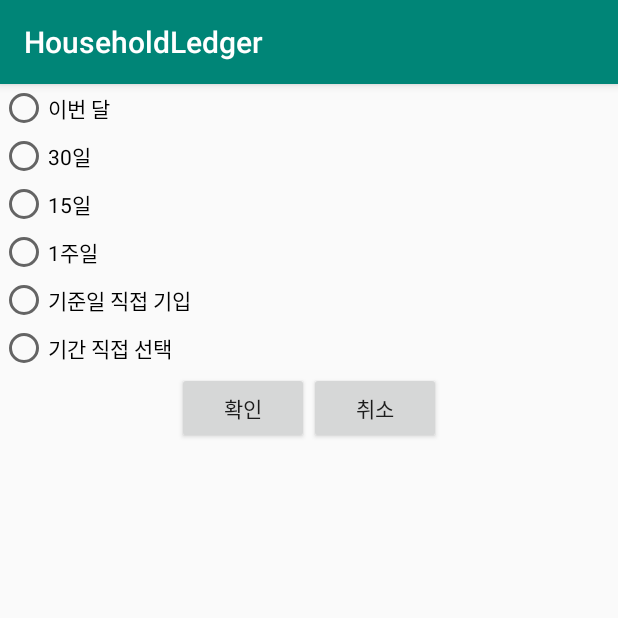
After one commit to lou297/AccountBook, an Android app: the SpecificPeriodSettingActivity screen opened directly, with no data from a screen before it, on a phone screen of 412 x 824 dp, the top half of it. The commit adds this screen. Run offline under Robolectric (Android 15) with nearby library versions, the phone set to English and light mode, and no system bars.

Commit message:
기간 설정1

```diff
--- a/app/src/main/java/com/pingpong/householdledger/Adapter/SpendListRecylerViewAdapter.kt
+++ b/app/src/main/java/com/pingpong/householdledger/Adapter/SpendListRecylerViewAdapter.kt
@@ -47,6 +47,5 @@ class SpendListRecylerViewAdapter (val context : Context, val FullList : ArrayLi
                 DateLinearLayout.addView(SpendListDateView(context,i))
             }
         }
-
     }
 }
--- a/app/src/main/java/com/pingpong/householdledger/MainMenuFragment/StatisticsFragment.kt
+++ b/app/src/main/java/com/pingpong/householdledger/MainMenuFragment/StatisticsFragment.kt
@@ -74,10 +74,7 @@ class StatisticsFragment : Fragment(){
                     SubGroupMoneyEditText.setSelection(SubGroupMoneyString.length)
                 }
             }
-
         })
-
-
 
     }
 
--- a/app/src/main/java/com/pingpong/householdledger/CalendarPopUpActivity.kt
+++ b/app/src/main/java/com/pingpong/householdledger/PopUpMenu/CalendarPopUpActivity.kt
@@ -1,15 +1,14 @@
-package com.pingpong.householdledger
+package com.pingpong.householdledger.PopUpMenu
 
 import android.app.Activity
 import android.content.Intent
 import android.support.v7.app.AppCompatActivity
 import android.os.Bundle
-import android.view.Window
-import android.widget.TableLayout
 import android.widget.TextView
 import com.pingpong.householdledger.MainActivity.Companion.MONTH
 import com.pingpong.householdledger.MainActivity.Companion.Today
 import com.pingpong.householdledger.MainActivity.Companion.YEAR
+import com.pingpong.householdledger.R
 import kotlinx.android.synthetic.main.activity_calendar_pop_up.*
 import java.util.*
 
--- a/app/src/main/java/com/pingpong/householdledger/DatePickerActivity.kt
+++ b/app/src/main/java/com/pingpong/householdledger/PopUpMenu/DatePickerActivity.kt
@@ -1,13 +1,15 @@
-package com.pingpong.householdledger
+package com.pingpong.householdledger.PopUpMenu
 
 import android.app.Activity
 import android.content.Intent
 import android.support.v7.app.AppCompatActivity
 import android.os.Bundle
+import com.pingpong.householdledger.MainActivity
 import com.pingpong.householdledger.MainActivity.Companion.DATE
 import com.pingpong.householdledger.MainActivity.Companion.MONTH
 import com.pingpong.householdledger.MainActivity.Companion.Today
 import com.pingpong.householdledger.MainActivity.Companion.YEAR
+import com.pingpong.householdledger.R
 import kotlinx.android.synthetic.main.activity_date_picker.*
 import java.util.*
 
@@ -41,6 +43,5 @@ class DatePickerActivity : AppCompatActivity() {
             setResult(Activity.RESULT_OK,ReturnPicker)
             finish()
         }
-
     }
 }
--- /dev/null
+++ b/app/src/main/java/com/pingpong/householdledger/PopUpMenu/SpecificPeriodSettingActivity.kt
@@ -0,0 +1,13 @@
+package com.pingpong.householdledger.PopUpMenu
+
+import android.support.v7.app.AppCompatActivity
+import android.os.Bundle
+import com.pingpong.householdledger.R
+
+class SpecificPeriodSettingActivity : AppCompatActivity() {
+
+    override fun onCreate(savedInstanceState: Bundle?) {
+        super.onCreate(savedInstanceState)
+        setContentView(R.layout.activity_specific_period_setting)
+    }
+}
--- a/app/src/main/java/com/pingpong/householdledger/TabMenuActivity.kt
+++ b/app/src/main/java/com/pingpong/householdledger/TabMenuActivity.kt
@@ -6,6 +6,7 @@ import android.os.Bundle
 import android.support.design.widget.TabLayout
 import com.pingpong.householdledger.Adapter.MainPagerAdapter
 import com.pingpong.householdledger.MainActivity.Companion.PAGE
+import com.pingpong.householdledger.PopUpMenu.AddRecordActivity
 import kotlinx.android.synthetic.main.activity_tab_menu.*
 
 class TabMenuActivity : AppCompatActivity() {
@@ -15,7 +16,7 @@ class TabMenuActivity : AppCompatActivity() {
         setContentView(R.layout.activity_tab_menu)
         CreateTabViewPager()
         GoToAddRecordBut.setOnClickListener{
-            startActivity(Intent(this,AddRecordActivity::class.java))
+            startActivity(Intent(this, AddRecordActivity::class.java))
         }
     }
 
--- /dev/null
+++ b/app/src/main/res/layout/activity_specific_period_setting.xml
@@ -0,0 +1,56 @@
+<?xml version="1.0" encoding="utf-8"?>
+<LinearLayout
+        xmlns:android="http://schemas.android.com/apk/res/android"
+        android:layout_width="match_parent"
+        android:layout_height="match_parent"
+        android:orientation="vertical">
+    <RadioGroup android:layout_width="match_parent" android:layout_height="wrap_content">
+        <RadioButton
+                android:id="@+id/ThisMonthRadioButton"
+                android:text="이번 달"
+                android:layout_width="match_parent"
+                android:layout_height="wrap_content"/>
+        <RadioButton
+                android:id="@+id/ThirtyDaysRadioButton"
+                android:text="30일"
+                android:layout_width="match_parent"
+                android:layout_height="wrap_content"/>
+        <RadioButton
+                android:id="@+id/FifteenDaysRadioButton"
+                android:text="15일"
+                android:layout_width="match_parent"
+                android:layout_height="wrap_content"/>
+        <RadioButton
+                android:id="@+id/OneWeekRadioButton"
+                android:text="1주일"
+                android:layout_width="match_parent"
+                android:layout_height="wrap_content"/>
+        <RadioButton
+                android:id="@+id/WriteRadioButton"
+                android:text="기준일 직접 기입"
+                android:layout_width="match_parent"
+                android:layout_height="wrap_content"/>
+        <RadioButton
+                android:id="@+id/SelectRadioButton"
+                android:text="기간 직접 선택"
+                android:layout_width="match_parent"
+                android:layout_height="wrap_content"/>
+
+    </RadioGroup>
+    <LinearLayout
+            android:layout_width="match_parent"
+            android:layout_height="wrap_content"
+            android:orientation="horizontal"
+            android:gravity="center">
+        <Button
+                android:text="확인"
+                android:layout_width="wrap_content"
+                android:layout_height="wrap_content"/>
+        <Button
+                android:text="취소"
+                android:layout_width="wrap_content"
+                android:layout_height="wrap_content"/>
+    </LinearLayout>
+
+
+</LinearLayout>
--- a/app/src/main/res/layout/main_frag_statistics.xml
+++ b/app/src/main/res/layout/main_frag_statistics.xml
@@ -16,6 +16,11 @@
                 android:layout_weight="9"
                 android:orientation="horizontal"
                 android:gravity="right">
+            <TextView
+                    android:text="2월"
+                    android:id="@+id/PeriodTextView"
+                    android:layout_width="wrap_content"
+                    android:layout_height="match_parent"/>
             <TextView
                     android:text="0"
                     android:textSize="24sp"
```
Also changed, not shown: app/src/main/AndroidManifest.xml (+5 -3 lines), app/src/main/java/com/pingpong/householdledger/MainMenuFragment/CalendarFragment.kt (+1 -11 lines), app/src/main/java/com/pingpong/householdledger/PopUpMenu/AddRecordActivity.kt (renamed from app/src/main/java/com/pingpong/householdledger/AddRecordActivity.kt, +6 -8 lines), app/src/main/res/layout/main_frag_calendar.xml (+37 -4 lines).
